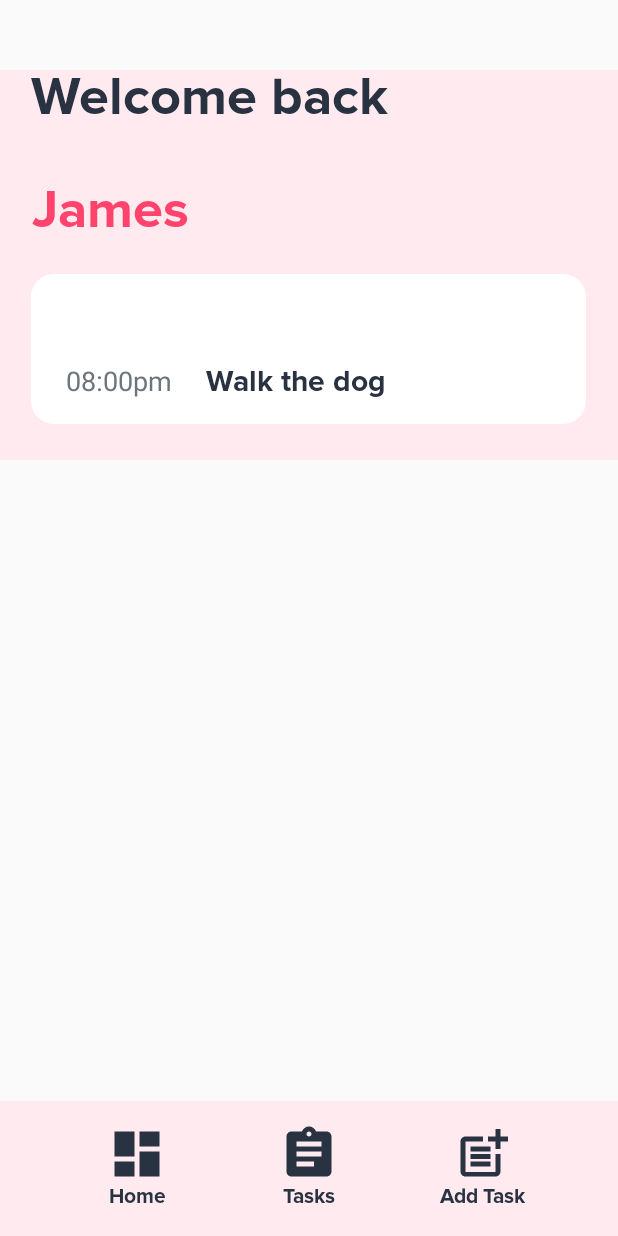
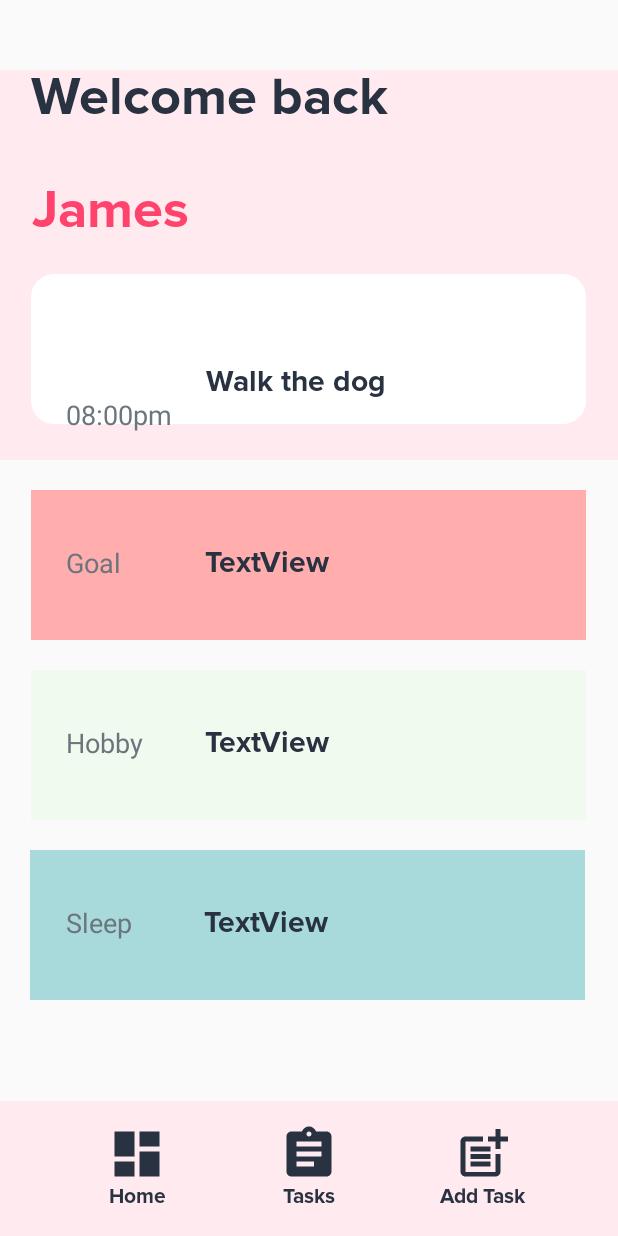
Before and after one commit to Jaxon1517/Scheduler, an Android app: the HomeActivity screen opened directly, with no data from a screen before it, on a phone screen of 412 x 824 dp. Run offline under Robolectric (Android 15) with nearby library versions, the phone set to English and light mode, and no system bars.

Commit message:
Merge remote-tracking branch 'origin/master'
# Conflicts:
#	app/src/main/res/layout/activity_main.xml

```diff
--- a/app/src/main/res/layout/activity_home_page.xml
+++ b/app/src/main/res/layout/activity_home_page.xml
@@ -6,6 +6,36 @@
     android:layout_width="match_parent"
     android:layout_height="match_parent"
     tools:context=".HomeActivity">
+
+    <View
+        android:id="@+id/view8"
+        android:layout_width="370dp"
+        android:layout_height="100dp"
+        android:layout_marginStart="20dp"
+        android:layout_marginLeft="20dp"
+        android:layout_marginTop="20dp"
+        android:layout_marginEnd="21dp"
+        android:layout_marginRight="21dp"
+        android:background="#a8dadc"
+        app:layout_constraintEnd_toEndOf="parent"
+        app:layout_constraintHorizontal_bias="0.0"
+        app:layout_constraintStart_toStartOf="parent"
+        app:layout_constraintTop_toBottomOf="@+id/view7" />
+
+    <View
+        android:id="@+id/view7"
+        android:layout_width="370dp"
+        android:layout_height="100dp"
+        android:layout_marginStart="20dp"
+        android:layout_marginLeft="20dp"
+        android:layout_marginTop="20dp"
+        android:layout_marginEnd="21dp"
+        android:layout_marginRight="21dp"
+        android:background="#f1faee"
+        app:layout_constraintEnd_toEndOf="parent"
+        app:layout_constraintHorizontal_bias="1.0"
+        app:layout_constraintStart_toStartOf="parent"
+        app:layout_constraintTop_toBottomOf="@+id/view6" />
 
     <View
         android:id="@+id/view"
@@ -71,24 +101,6 @@
         app:layout_constraintEnd_toEndOf="parent"
         app:layout_constraintStart_toStartOf="parent"
         app:layout_constraintTop_toTopOf="parent" />
-
-    <TextView
-        android:id="@+id/textView7"
-        android:layout_width="wrap_content"
-        android:layout_height="wrap_content"
-        android:layout_marginStart="44dp"
-        android:layout_marginLeft="44dp"
-        android:layout_marginTop="36dp"
-        android:layout_marginEnd="298dp"
-        android:layout_marginRight="298dp"
-        android:layout_marginBottom="535dp"
-        android:text="08:00pm"
-        android:textColor="#6c757d"
-        android:textSize="18sp"
-        app:layout_constraintBottom_toBottomOf="parent"
-        app:layout_constraintEnd_toEndOf="parent"
-        app:layout_constraintStart_toStartOf="parent"
-        app:layout_constraintTop_toTopOf="@+id/view2" />
 
     <TextView
         android:id="@+id/textView8"
@@ -214,5 +226,120 @@
         app:layout_constraintStart_toStartOf="@+id/imageButton5"
         app:layout_constraintTop_toBottomOf="@+id/imageButton5" />
 
+    <View
+        android:id="@+id/view6"
+        android:layout_width="370dp"
+        android:layout_height="100dp"
+        android:layout_marginStart="20dp"
+        android:layout_marginLeft="20dp"
+        android:layout_marginTop="20dp"
+        android:layout_marginEnd="21dp"
+        android:layout_marginRight="21dp"
+        android:background="#ffadad"
+        app:layout_constraintEnd_toEndOf="parent"
+        app:layout_constraintStart_toStartOf="parent"
+        app:layout_constraintTop_toBottomOf="@+id/view" />
+
+    <TextView
+        android:id="@+id/textView"
+        android:layout_width="wrap_content"
+        android:layout_height="wrap_content"
+        android:layout_marginStart="44dp"
+        android:layout_marginLeft="44dp"
+        android:layout_marginTop="36dp"
+        android:layout_marginEnd="298dp"
+        android:layout_marginRight="298dp"
+        android:layout_marginBottom="535dp"
+        android:text="08:00pm"
+        android:textColor="#6c757d"
+        android:textSize="18sp"
+        app:layout_constraintBottom_toBottomOf="parent"
+        app:layout_constraintEnd_toEndOf="parent"
+        app:layout_constraintHorizontal_bias="0.0"
+        app:layout_constraintStart_toStartOf="parent"
+        app:layout_constraintTop_toTopOf="@+id/view2"
+        app:layout_constraintVertical_bias="1.0" />
+
+    <TextView
+        android:id="@+id/textView7"
+        android:layout_width="wrap_content"
+        android:layout_height="wrap_content"
+        android:layout_marginStart="44dp"
+        android:layout_marginLeft="44dp"
+        android:layout_marginTop="36dp"
+        android:text="Goal"
+        android:textColor="#6c757d"
+        android:textSize="18sp"
+        app:layout_constraintStart_toStartOf="parent"
+        app:layout_constraintTop_toTopOf="@+id/view6" />
+
+    <TextView
+        android:id="@+id/textView14"
+        android:layout_width="wrap_content"
+        android:layout_height="wrap_content"
+        android:layout_marginStart="116dp"
+        android:layout_marginLeft="116dp"
+        android:layout_marginTop="36dp"
+        android:text="TextView"
+        android:fontFamily="@font/proxima_nova"
+        android:textColor="#293241"
+        android:textSize="20sp"
+        app:layout_constraintStart_toStartOf="@+id/view6"
+        app:layout_constraintTop_toTopOf="@+id/view6" />
+
+    <TextView
+        android:id="@+id/textView15"
+        android:layout_width="wrap_content"
+        android:layout_height="wrap_content"
+        android:layout_marginStart="44dp"
+        android:layout_marginLeft="44dp"
+        android:layout_marginTop="36dp"
+        android:text="Hobby"
+        android:textColor="#6c757d"
+        android:textSize="18sp"
+        app:layout_constraintStart_toStartOf="parent"
+        app:layout_constraintTop_toTopOf="@+id/view7" />
+
+    <TextView
+        android:id="@+id/textView16"
+        android:layout_width="wrap_content"
+        android:layout_height="wrap_content"
+        android:layout_marginStart="116dp"
+        android:layout_marginLeft="116dp"
+        android:layout_marginTop="36dp"
+        android:text="TextView"
+        android:fontFamily="@font/proxima_nova"
+        android:textColor="#293241"
+        android:textSize="20sp"
+        app:layout_constraintStart_toStartOf="@+id/view7"
+        app:layout_constraintTop_toTopOf="@+id/view7" />
+
+    <TextView
+        android:id="@+id/textView17"
+        android:layout_width="wrap_content"
+        android:layout_height="wrap_content"
+        android:layout_marginStart="44dp"
+        android:layout_marginLeft="44dp"
+        android:layout_marginTop="36dp"
+        android:text="Sleep"
+        android:textColor="#6c757d"
+        android:textSize="18sp"
+        app:layout_constraintStart_toStartOf="parent"
+        app:layout_constraintTop_toTopOf="@+id/view8" />
+
+    <TextView
+        android:id="@+id/textView18"
+        android:layout_width="wrap_content"
+        android:layout_height="wrap_content"
+        android:layout_marginStart="116dp"
+        android:layout_marginLeft="116dp"
+        android:layout_marginTop="36dp"
+        android:text="TextView"
+        android:fontFamily="@font/proxima_nova"
+        android:textColor="#293241"
+        android:textSize="20sp"
+        app:layout_constraintStart_toStartOf="@+id/view8"
+        app:layout_constraintTop_toTopOf="@+id/view8" />
+
 
 </androidx.constraintlayout.widget.ConstraintLayout>
```
